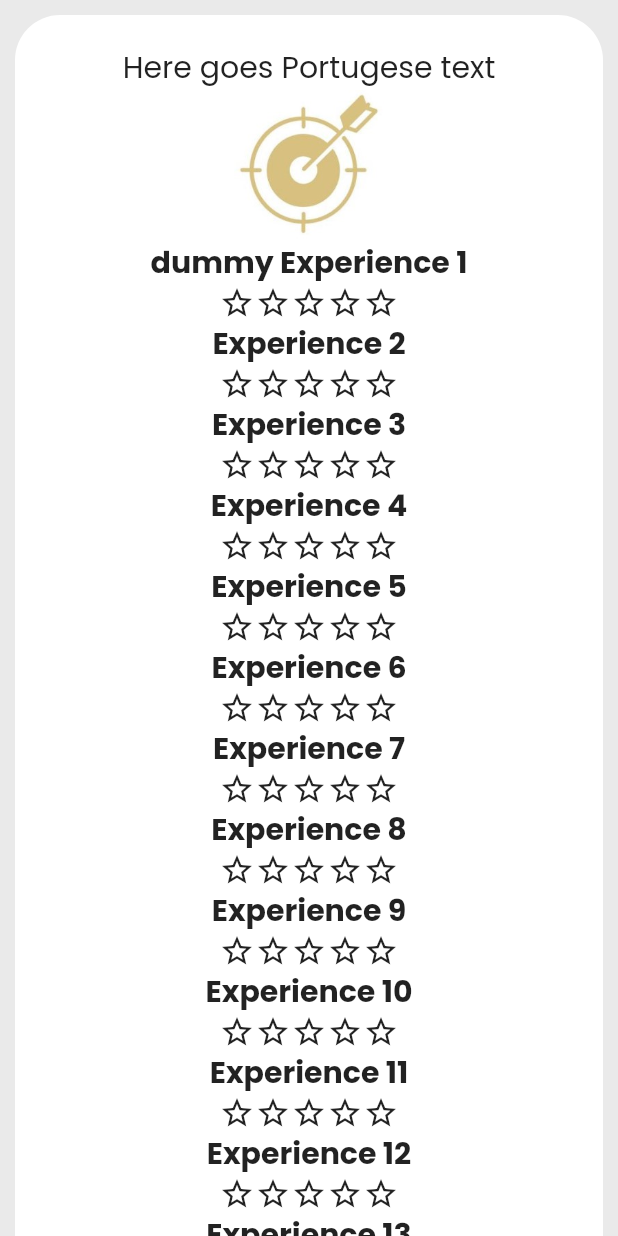
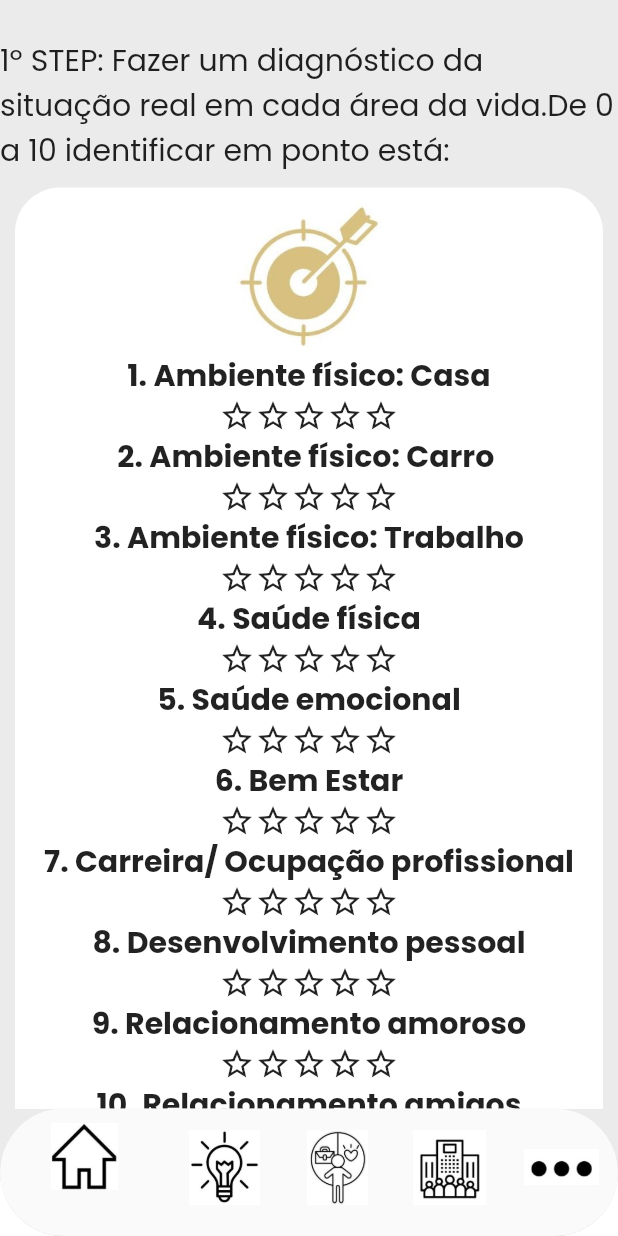
Before and after one commit to aleksandreM/NLP-coaching-app, a Flutter app: the ObjectivesScreen screen opened by its route, on a phone screen of 412 x 824 dp. Run offline on Flutter 3.47's test engine with Material 2 defaults, Android fonts, the phone set to English and light mode, and no system bars; our stand-ins replace google_fonts.

Commit message:
lots of work on front end

```diff
--- a/lib/global_app_colors.dart
+++ b/lib/global_app_colors.dart
@@ -1,7 +1,7 @@
 import 'package:flutter/material.dart';
 
 class GlobalAppColors {
-  static const Color mainBackgroundColor = Color.fromARGB(255, 234, 234, 234);
+  static const Color mainBackgroundColor = Color.fromARGB(255, 235, 235, 235);
   static const Color buttonSignInTextCollor = Colors.black;
   static const Color buttonSignInBackgroundCollor = Color.fromRGBO(193, 179, 108, 1);
   static const Color buttonSignOutTextCollor = Color.fromRGBO(193, 179, 108, 1);
--- a/lib/routes.dart
+++ b/lib/routes.dart
@@ -1,15 +1,18 @@
 import 'package:flutter/material.dart';
-import '/screens/objectives.dart';
+import '/screens/to_do_screen.dart';
+import 'screens/objectives_screen.dart';
 import '/screens/sign_in_screen.dart';
 import '/screens/sign_up_screen.dart';
 import '/screens/energy_screen.dart';
+import 'screens/three_six_year_goal_screen.dart';
 
 class Routes {
   static final Map<String, Widget Function(BuildContext)> routes = {
     SignUpScreen.routName: (context) => const SignUpScreen(),
     SignInScreen.routName: (context) => const SignInScreen(),
-   ObjectivesScreen.routeName: (context)=>  ObjectivesScreen(),
-
+    ObjectivesScreen.routeName: (context) => ObjectivesScreen(), // why can not be constant ?
+    ThreeSixYearGoalScreen.routName: (context) => ThreeSixYearGoalScreen(),
     EnergyScreen.routName: (ctx) => const EnergyScreen(),
+    ToDoScreen.routName: (context) => ToDoScreen(),
   };
 }
--- a/lib/screens/objectives.dart
+++ /dev/null
@@ -1,115 +0,0 @@
-import 'package:flutter/material.dart';
-import 'package:provider/provider.dart';
-import '../providers/star_rating_provider.dart';
-
-// Review this code untill it becomes crystal clear !!!
-
-class ObjectivesScreen extends StatelessWidget {
-  static const routeName = '/objectives-screen';
-
-  final List<String> experienceTexts = [
-    'dummy Experience 1',
-    'Experience 2',
-    'Experience 3',
-    'Experience 4',
-    'Experience 5',
-    'Experience 6',
-    'Experience 7',
-    'Experience 8',
-    'Experience 9',
-    'Experience 10',
-    'Experience 11',
-    'Experience 12',
-    'Experience 13',
-    'Experience 14',
-    'Experience 15',
-    'Experience 16',
-    'Experience 17',
-    'Experience 18',
-  ];
-
-  @override
-  Widget build(BuildContext context) {
-    return Scaffold(
-
-      body: SafeArea(
-        child: SingleChildScrollView(
-          child: Container(
-            decoration: BoxDecoration(
-              color: Colors.white,
-              borderRadius: BorderRadius.circular(30),
-            ),
-            padding: EdgeInsets.all(10),
-            margin: EdgeInsets.all(10),
-            child: Column(
-              children: [
-                SizedBox(height: 10,),
-                Text('Here goes Portugese text', style: TextStyle(fontSize: 20),),
-                Image.asset('assets/images/arrowGold.jpg', height: 100, width: 100,),
-                ...List.generate(
-                  18,
-                  (index) => ChangeNotifierProvider<StarRatingProvider>(
-                    create: (_) => StarRatingProvider(),
-                    child: Column(
-                      children: [
-                        Text(
-                          experienceTexts[index],
-                          style: const TextStyle(
-                            fontSize: 20,
-                            fontWeight: FontWeight.bold,
-                          ),
-                        ),
-                        Consumer<StarRatingProvider>(
-                          builder: (_, starCurrentCollor, child) => Row(
-                            mainAxisAlignment: MainAxisAlignment.center,
-                            children: [
-                              GestureDetector(
-                                onTap: () => starCurrentCollor.setRating(1),
-                                child: Icon(
-                                  starCurrentCollor.rating >= 1 ? Icons.star : Icons.star_border,
-                                  color: starCurrentCollor.rating >= 1 ? Colors.yellow : null,
-                                ),
-                              ),
-                              GestureDetector(
-                                onTap: () => starCurrentCollor.setRating(2),
-                                child: Icon(
-                                  starCurrentCollor.rating >= 2 ? Icons.star : Icons.star_border,
-                                  color: starCurrentCollor.rating >= 2 ? Colors.yellow : null,
-                                ),
-                              ),
-                              GestureDetector(
-                                onTap: () => starCurrentCollor.setRating(3),
-                                child: Icon(
-                                  starCurrentCollor.rating >= 3 ? Icons.star : Icons.star_border,
-                                  color: starCurrentCollor.rating >= 3 ? Colors.yellow : null,
-                                ),
-                              ),
-                              GestureDetector(
-                                onTap: () => starCurrentCollor.setRating(4),
-                                child: Icon(
-                                  starCurrentCollor.rating >= 4 ? Icons.star : Icons.star_border,
-                                  color: starCurrentCollor.rating >= 4 ? Colors.yellow : null,
-                                ),
-                              ),
-                              GestureDetector(
-                                onTap: () => starCurrentCollor.setRating(5),
-                                child: Icon(
-                                  starCurrentCollor.rating >= 5 ? Icons.star : Icons.star_border,
-                                  color: starCurrentCollor.rating >= 5 ? Colors.yellow : null,
-                                ),
-                              ),
-                            ],
-                          ),
-                        ),
-                      ],
-                    ),
-                  ),
-                ),
-              ],
-            ),
-          ),
-        ),
-      ),
-    );
-  }
-}
--- /dev/null
+++ b/lib/screens/objectives_screen.dart
@@ -0,0 +1,142 @@
+import 'package:flutter/material.dart';
+import '/widgets/custom_bottom_navigation_bar.dart';
+import 'package:provider/provider.dart';
+import '../providers/star_rating_provider.dart';
+import 'three_six_year_goal_screen.dart';
+
+// Review this code untill it becomes crystal clear !!!
+
+class ObjectivesScreen extends StatelessWidget {
+  static const routeName = '/objectives-screen';
+
+  final List<String> experienceTexts = [
+    '1. Ambiente físico: Casa',
+    '2. Ambiente físico: Carro ',
+    '3. Ambiente físico: Trabalho',
+    '4. Saúde física',
+    '5. Saúde emocional',
+    '6. Bem Estar',
+    '7. Carreira/ Ocupação profissional',
+    '8. Desenvolvimento pessoal',
+    '9. Relacionamento amoroso',
+    '10. Relacionamento amigos',
+    '11. Relacionamento mãe',
+    '12. Relacionamentos pai',
+    '13. Relacionamento _________',
+    '14. Espiritualidade(propósito de vida)',
+    '15. Finanças',
+    '16. Divertimento & Lazer',
+  ];
+
+  ObjectivesScreen({super.key});
+
+  @override
+  Widget build(BuildContext context) {
+    return SafeArea(
+      child: Scaffold(
+        body: SingleChildScrollView(
+          child: Column(
+            children: [
+              const SizedBox(
+                height: 25,
+              ),
+              const Text(
+                '1º STEP: Fazer um diagnóstico da situação real em cada área da vida.De 0 a 10 identificar em ponto está:',
+                style: TextStyle(fontSize: 20),
+              ),
+              Container(
+                decoration: BoxDecoration(
+                  color: Colors.white,
+                  borderRadius: BorderRadius.circular(30),
+                ),
+                padding: const EdgeInsets.all(10),
+                margin: const EdgeInsets.all(10),
+                child: Column(
+                  children: [
+                    Image.asset(
+                      'assets/images/arrowGold.jpg',
+                      height: 100,
+                      width: 100,
+                    ),
+                    ...List.generate(
+                      experienceTexts.length,
+                      (index) => ChangeNotifierProvider<StarRatingProvider>(
+                        create: (_) => StarRatingProvider(),
+                        child: Column(
+                          children: [
+                            Text(
+                              experienceTexts[index],
+                              style: const TextStyle(
+                                fontSize: 20,
+                                fontWeight: FontWeight.bold,
+                              ),
+                            ),
+                            Consumer<StarRatingProvider>(
+                              builder: (_, starCurrentCollor, child) => Row(
+                                mainAxisAlignment: MainAxisAlignment.center,
+                                children: [
+                                  GestureDetector(
+                                    onTap: () => starCurrentCollor.setRating(1),
+                                    child: Icon(
+                                      starCurrentCollor.rating >= 1 ? Icons.star : Icons.star_border,
+                                      color: starCurrentCollor.rating >= 1 ? Colors.yellow : null,
+                                    ),
+                                  ),
+                                  GestureDetector(
+                                    onTap: () => starCurrentCollor.setRating(2),
+                                    child: Icon(
+                                      starCurrentCollor.rating >= 2 ? Icons.star : Icons.star_border,
+                                      color: starCurrentCollor.rating >= 2 ? Colors.yellow : null,
+                                    ),
+                                  ),
+                                  GestureDetector(
+                                    onTap: () => starCurrentCollor.setRating(3),
+                                    child: Icon(
+                                      starCurrentCollor.rating >= 3 ? Icons.star : Icons.star_border,
+                                      color: starCurrentCollor.rating >= 3 ? Colors.yellow : null,
+                                    ),
+                                  ),
+                                  GestureDetector(
+                                    onTap: () => starCurrentCollor.setRating(4),
+                                    child: Icon(
+                                      starCurrentCollor.rating >= 4 ? Icons.star : Icons.star_border,
+                                      color: starCurrentCollor.rating >= 4 ? Colors.yellow : null,
+                                    ),
+                                  ),
+                                  GestureDetector(
+                                    onTap: () => starCurrentCollor.setRating(5),
+                                    child: Icon(
+                                      starCurrentCollor.rating >= 5 ? Icons.star : Icons.star_border,
+                                      color: starCurrentCollor.rating >= 5 ? Colors.yellow : null,
+                                    ),
+                                  ),
+                                ],
+                              ),
+                            ),
+                          ],
+                        ),
+                      ),
+                    ),
+                    Align(
+                      alignment: Alignment.bottomRight,
+                      child: IconButton(
+                        onPressed: () {
+                          Navigator.pushNamed(context, ThreeSixYearGoalScreen.routName);
+                        },
+                        icon: const Icon(
+                          Icons.arrow_forward,
+                          size: 50,
+                        ),
+                      ),
+                    ),
+                  ],
+                ),
+              ),
+            ],
+          ),
+        ),
+        bottomNavigationBar: const CustomBottomNavigationBar(),
+      ),
+    );
+  }
+}
--- a/lib/screens/sign_up_screen.dart
+++ b/lib/screens/sign_up_screen.dart
@@ -1,7 +1,7 @@
 import 'package:flutter/material.dart';
 import 'package:provider/provider.dart';
 import '../widgets/custom_authorisation_button_widget.dart';
-import '../providers/CheckBoxTogglerProvider.dart';
+import '../providers/check_box_toggler_provider.dart';
 import '../widgets/custom_text_field_widget.dart';
 
 class SignUpScreen extends StatelessWidget {
--- a/lib/widgets/custom_bottom_navigation_bar.dart
+++ b/lib/widgets/custom_bottom_navigation_bar.dart
@@ -1,4 +1,9 @@
 import 'package:flutter/material.dart';
+import 'package:patricia_app/screens/light_bulb_videos_screen.dart';
+import 'package:patricia_app/screens/objectives_screen.dart';
+import 'package:patricia_app/screens/three_six_year_goal_screen.dart';
+import '/screens/home_page_screen.dart';
+
 
 class CustomBottomNavigationBar extends StatelessWidget {
   const CustomBottomNavigationBar({
@@ -7,13 +12,33 @@ class CustomBottomNavigationBar extends StatelessWidget {
 
   @override
   Widget build(BuildContext context) {
-    return ClipRRect(
+    List <Widget> bottomNavigationPages = [
+      MyHomePage(),
+      LightBulbVideosScreen(),
+      ObjectivesScreen(),
+      ThreeSixYearGoalScreen(),
+
+
+    ];
+    return Container(
+      decoration: const BoxDecoration(
+        color: Colors.white,
+        borderRadius: BorderRadius.only(
+          topLeft: Radius.circular(50),
+          topRight: Radius.circular(50),
+        ),
+      ),
+      child: ClipRRect(
         borderRadius: BorderRadius.circular(50),
-      child: BottomNavigationBar(backgroundColor: Colors.white, currentIndex: 0, items: [
+        child: BottomNavigationBar(
+
+          backgroundColor: Colors.white,
+
+          items: [
             BottomNavigationBarItem(
                 icon: Image.asset(
                   'assets/images/Home.jpg',
-              height: 50,
+                  height: 45,
                   width: 50,
                 ),
                 label: ''),
@@ -39,14 +64,26 @@ class CustomBottomNavigationBar extends StatelessWidget {
                 ),
                 label: ''),
             BottomNavigationBarItem(
+
                 icon: Image.asset(
                   'assets/images/3dots.jpg',
                   height: 50,
                   width: 50,
                 ),
                 label: ''),
-        // BottomNavigationBarItem(icon: Icon(Icons.abc), label: ''),
-      ]),
+          ],
+
+          onTap: (index) {
+            // Use Navigator to push a new instance of MyHomePage
+            Navigator.push(
+              context,
+              MaterialPageRoute(
+                builder: (context) => bottomNavigationPages[index]
+              ),
+            );
+          },
+        ),
+      ),
     );
   }
 }
--- a/lib/widgets/custom_text_field_widget.dart
+++ b/lib/widgets/custom_text_field_widget.dart
@@ -17,7 +17,7 @@ class CustomTextField extends StatelessWidget {
             contentPadding: const EdgeInsets.only(left: 20),
             border: InputBorder.none,
             hintText: hintText,
-            hintStyle: const TextStyle(color: Colors.black38)),
+            hintStyle: const TextStyle(color: Colors.black38),),
       ),
     );
   }
--- a/pubspec.yaml
+++ b/pubspec.yaml
@@ -77,6 +77,10 @@ flutter:
     - assets/images/3dots.jpg
     - assets/images/arrowGold.jpg
     - assets/images/arrowBlack.jpg
+    - assets/images/workshop_despertar _da_consciência.jpg
+    - assets/images/workshop_dimensões_do_EU.jpg
+    - assets/images/workshop_eleva_o_teu_poder_pessoal.jpg
+    - assets/images/workshop_relacionamentos.jpg
 
 
   # An image asset can refer to one or more resolution-specific "variants", see
```
Also changed, not shown: lib/main.dart (+6 -5 lines), lib/screens/light_bulb_videos_screen.dart (added, +95 -0 lines), lib/screens/sign_in_screen.dart (+21 -15 lines), lib/screens/three_six_year_goal_screen.dart (added, +135 -0 lines), lib/screens/to_do_screen.dart (added, +58 -0 lines), assets/images/workshop_despertar _da_consciência.jpg (added), assets/images/workshop_dimensões_do_EU.jpg (added), assets/images/workshop_eleva_o_teu_poder_pessoal.jpg (added), assets/images/workshop_relacionamentos.jpg (added), lib/providers/check_box_toggler_provider.dart (renamed from lib/providers/CheckBoxTogglerProvider.dart), pubspec.lock, 1 other file. Lines whose indentation alone changed are shown as unchanged.
